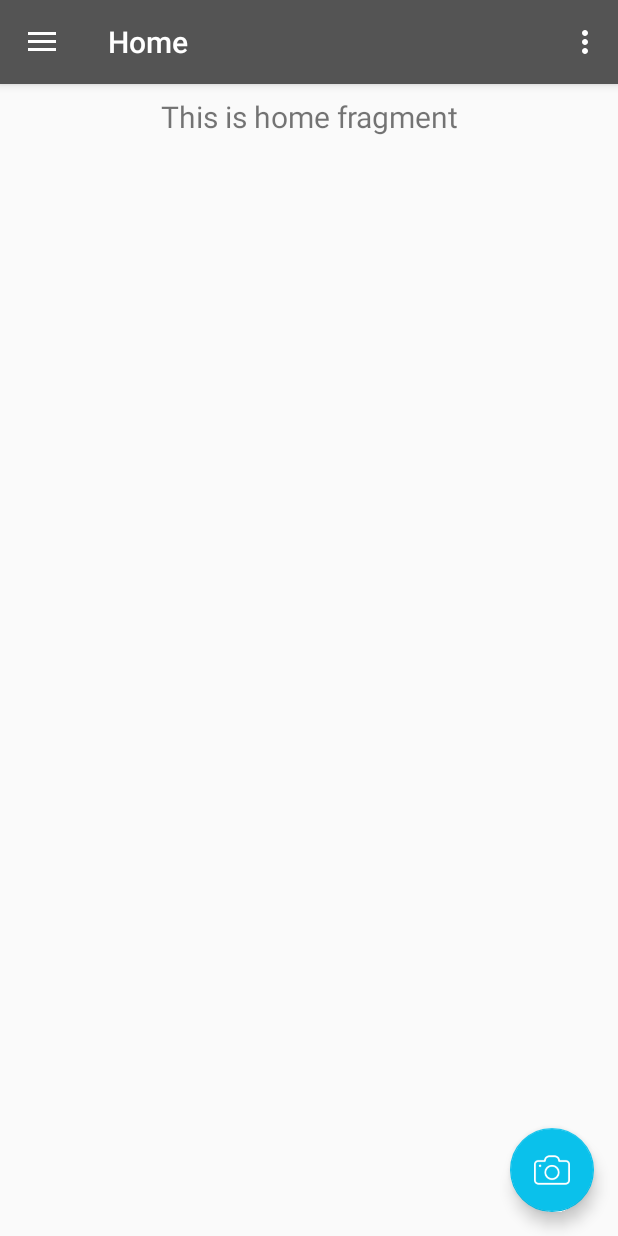
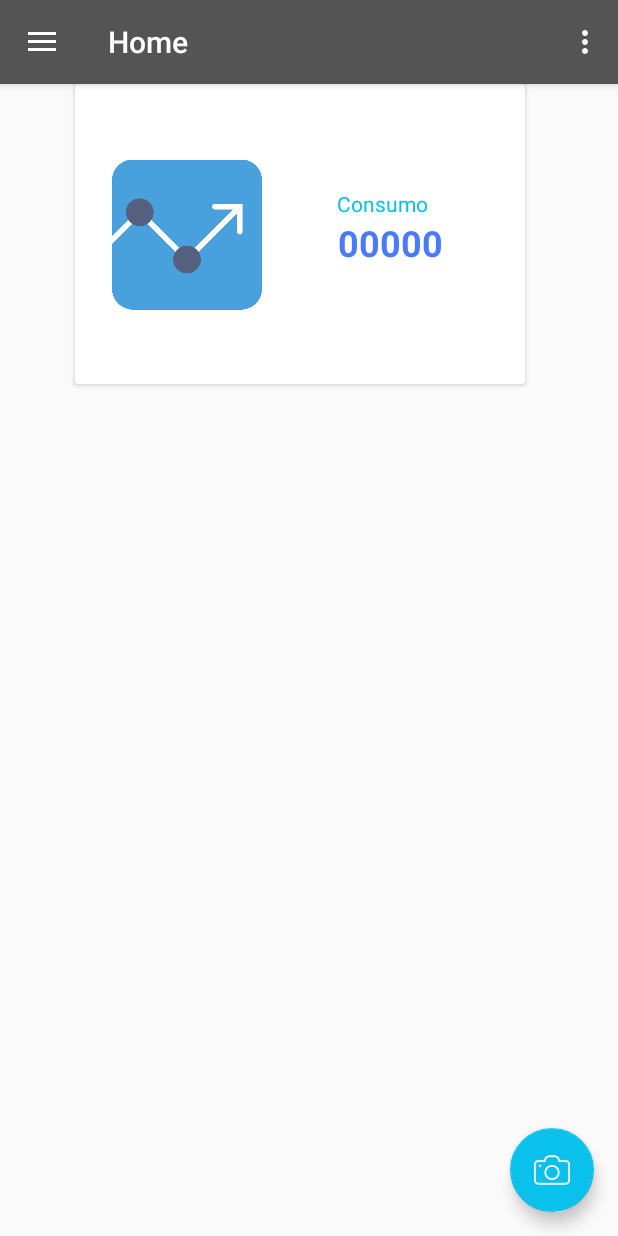
Before and after one commit to lumakhl/acompanha-ai, an Android app: the MainActivity screen opened directly, with no data from a screen before it, on a phone screen of 412 x 824 dp. Run offline under Robolectric (Android 15) with nearby library versions, the phone set to English and light mode, and no system bars; our stand-ins replace navigation-ui.

Commit message:
adicionando card para registro inicial das informações

```diff
--- a/AcompanhaAi/app/src/main/java/com/ai/acompanha/acompanhaai/ui/login/LoginActivity.java
+++ b/AcompanhaAi/app/src/main/java/com/ai/acompanha/acompanhaai/ui/login/LoginActivity.java
@@ -95,8 +95,6 @@ public class LoginActivity extends AppCompatActivity {
         loginButton.setOnClickListener(new View.OnClickListener() {
             @Override
             public void onClick(View v) {
-                System.out.println("esta passando aqui");
-                Toast.makeText(LoginActivity.this, "PASSOU AQUI", Toast.LENGTH_SHORT).show();
                 //  loadingProgressBar.setVisibility(View.VISIBLE);
                 //  loginViewModel.login(usernameEditText.getText().toString(),
                 //          passwordEditText.getText().toString());
@@ -136,7 +134,6 @@ public class LoginActivity extends AppCompatActivity {
     }
 
     private void login(String username, String password) {
-        Toast.makeText(this, "PASSOU AQUI", Toast.LENGTH_SHORT).show();
         mAuth.signInWithEmailAndPassword(username, password)
                 .addOnCompleteListener(this, new OnCompleteListener<AuthResult>() {
                     @Override
--- a/AcompanhaAi/app/src/main/java/com/ai/acompanha/acompanhaai/ui/main/MainActivity.java
+++ b/AcompanhaAi/app/src/main/java/com/ai/acompanha/acompanhaai/ui/main/MainActivity.java
@@ -5,6 +5,7 @@ import android.app.Activity;
 import android.content.Intent;
 import android.content.pm.PackageManager;
 import android.graphics.Bitmap;
+import android.hardware.Camera;
 import android.os.Build;
 import android.os.Bundle;
 
@@ -50,7 +51,7 @@ public class MainActivity extends AppCompatActivity {
         setSupportActionBar(toolbar);
         FloatingActionButton fab = findViewById(R.id.fab);
 
-       imageService = imageService.getInstance();
+        imageService = imageService.getInstance();
 
         fab.setOnClickListener(new View.OnClickListener() {
             @RequiresApi(api = Build.VERSION_CODES.M)
@@ -73,7 +74,7 @@ public class MainActivity extends AppCompatActivity {
         // menu should be considered as top level destinations.
         mAppBarConfiguration = new AppBarConfiguration.Builder(
                 R.id.nav_home, R.id.nav_gallery, R.id.nav_slideshow,
-                R.id.nav_tools, R.id.nav_share, R.id.nav_send)
+                R.id.nav_tools)
                 .setDrawerLayout(drawer)
                 .build();
         NavController navController = Navigation.findNavController(this, R.id.nav_host_fragment);
@@ -96,6 +97,7 @@ public class MainActivity extends AppCompatActivity {
     }
 
     private void dispatchTakePictureIntent() {
+
         Intent takePictureIntent = new Intent(MediaStore.ACTION_IMAGE_CAPTURE);
         if (takePictureIntent.resolveActivity(getPackageManager()) != null) {
             startActivityForResult(takePictureIntent, REQUEST_IMAGE_CAPTURE);
@@ -121,10 +123,8 @@ public class MainActivity extends AppCompatActivity {
     }
 
     @Override
-    protected void onActivityResult(int requestCode, int resultCode, Intent data)
-    {
-        if (requestCode == REQUEST_IMAGE_CAPTURE && resultCode == Activity.RESULT_OK)
-        {
+    protected void onActivityResult(int requestCode, int resultCode, Intent data) {
+        if (requestCode == REQUEST_IMAGE_CAPTURE && resultCode == Activity.RESULT_OK) {
             Bitmap photo = (Bitmap) data.getExtras().get("data");
 
             imageService.process(photo, this);
--- a/AcompanhaAi/app/src/main/java/com/ai/acompanha/acompanhaai/ui/main/home/HomeViewModel.java
+++ b/AcompanhaAi/app/src/main/java/com/ai/acompanha/acompanhaai/ui/main/home/HomeViewModel.java
@@ -10,7 +10,7 @@ public class HomeViewModel extends ViewModel {
 
     public HomeViewModel() {
         mText = new MutableLiveData<>();
-        mText.setValue("This is home fragment");
+        mText.setValue("Vamos começar a calcular");
     }
 
     public LiveData<String> getText() {
--- a/AcompanhaAi/app/src/main/res/layout/fragment_home.xml
+++ b/AcompanhaAi/app/src/main/res/layout/fragment_home.xml
@@ -1,6 +1,7 @@
 <?xml version="1.0" encoding="utf-8"?>
 <androidx.constraintlayout.widget.ConstraintLayout xmlns:android="http://schemas.android.com/apk/res/android"
     xmlns:app="http://schemas.android.com/apk/res-auto"
+    xmlns:tools="http://schemas.android.com/tools"
     android:layout_width="match_parent"
     android:layout_height="match_parent">
 
@@ -16,4 +17,56 @@
         app:layout_constraintEnd_toEndOf="parent"
         app:layout_constraintStart_toStartOf="parent"
         app:layout_constraintTop_toTopOf="parent" />
+
+    <androidx.cardview.widget.CardView
+        android:layout_width="300dp"
+        android:layout_height="200dp"
+        android:layout_marginStart="50dp"
+        app:layout_constraintStart_toStartOf="parent"
+        tools:layout_editor_absoluteY="90dp">
+
+        <androidx.constraintlayout.widget.ConstraintLayout
+            android:layout_width="301dp"
+            android:layout_height="match_parent">
+
+            <ImageView
+                android:id="@+id/imageView3"
+                android:layout_width="100dp"
+                android:layout_height="102dp"
+                android:layout_marginBottom="50dp"
+                android:layout_marginStart="24dp"
+                android:layout_marginTop="50dp"
+                app:layout_constraintBottom_toBottomOf="parent"
+                app:layout_constraintEnd_toStartOf="@+id/txtConsumo"
+                app:layout_constraintHorizontal_bias="0.019"
+                app:layout_constraintStart_toStartOf="parent"
+                app:layout_constraintTop_toTopOf="parent"
+                app:srcCompat="@drawable/graph" />
+
+            <TextView
+                android:id="@+id/textView2"
+                android:layout_width="wrap_content"
+                android:layout_height="19dp"
+                android:layout_marginStart="50dp"
+                android:layout_marginTop="70dp"
+                android:text="@string/fragment_consumo"
+                android:textColor="@color/colorAccent"
+                app:layout_constraintStart_toEndOf="@+id/imageView3"
+                app:layout_constraintTop_toTopOf="parent" />
+
+            <TextView
+                android:id="@+id/txtConsumo"
+                android:layout_width="0dp"
+                android:layout_height="wrap_content"
+                android:layout_marginEnd="56dp"
+                android:text="00000"
+                android:textColor="@color/colorPrimaryDark"
+                android:textSize="24sp"
+                android:textStyle="bold"
+                app:layout_constraintEnd_toEndOf="parent"
+                app:layout_constraintTop_toBottomOf="@+id/textView2" />
+
+        </androidx.constraintlayout.widget.ConstraintLayout>
+    </androidx.cardview.widget.CardView>
+
 </androidx.constraintlayout.widget.ConstraintLayout>
--- a/AcompanhaAi/app/src/main/res/menu/activity_main_drawer.xml
+++ b/AcompanhaAi/app/src/main/res/menu/activity_main_drawer.xml
@@ -21,18 +21,4 @@
             android:icon="@drawable/ic_menu_manage"
             android:title="@string/menu_tools" />
     </group>
-
-    <item android:title="Communicate">
-        <menu>
-            <item
-                android:id="@+id/nav_share"
-                android:icon="@drawable/ic_menu_share"
-                android:title="@string/menu_share" />
-            <item
-                android:id="@+id/nav_send"
-                android:icon="@drawable/ic_menu_send"
-                android:title="@string/menu_send" />
-        </menu>
-    </item>
-
 </menu>
--- a/AcompanhaAi/app/src/main/res/values/strings.xml
+++ b/AcompanhaAi/app/src/main/res/values/strings.xml
@@ -12,12 +12,15 @@
     <string name="registre">"Clique para se registrar!"</string>
     <string name="action_settings">Settings</string>
     <string name="menu_home">Home</string>
-    <string name="menu_gallery">Gallery</string>
-    <string name="menu_slideshow">Slideshow</string>
-    <string name="menu_tools">Tools</string>
+    <string name="menu_gallery">Histórico</string>
+    <string name="menu_slideshow">Previsões</string>
+    <string name="menu_tools">Configurações</string>
     <string name="menu_share">Share</string>
     <string name="menu_send">Send</string>
     <string name="nav_header_desc">Navigation header</string>
     <string name="nav_header_title">Android Studio</string>
     <string name="nav_header_subtitle">android.studio.com</string>
+    <string name="fragment_consumo">Consumo</string>
+    <string name="fragment_valor">Valor</string>
+    <string name="close">Fechar</string>
 </resources>
```
Also changed, not shown: AcompanhaAi/app/src/main/res/drawable/graph.png (added).
